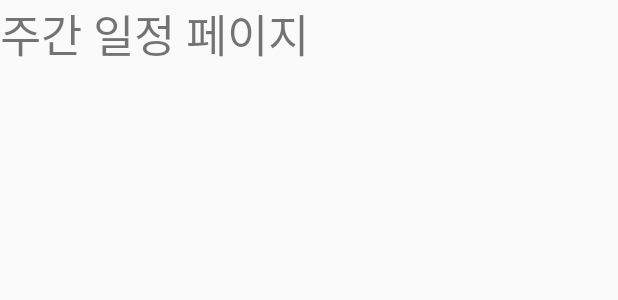
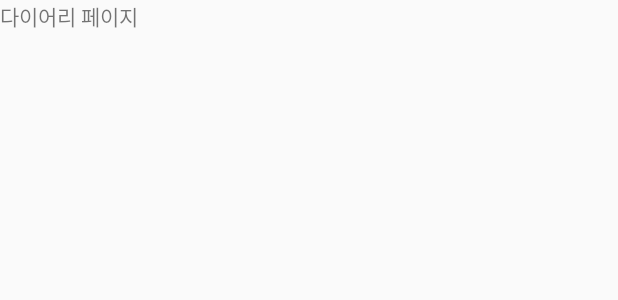
Before and after one commit to dogdduddy/Scheduler, an Android app: the layout activity_diary.xml on its own in the app's theme, with its tools: preview values and no code run, on a phone screen of 412 x 824 dp. Shown: the top 300 px of the screen. Run offline under Robolectric (Android 15) with nearby library versions, the phone set to English and light mode, and no system bars.

Commit message:
activity changed

```diff
--- a/app/src/main/AndroidManifest.xml
+++ b/app/src/main/AndroidManifest.xml
@@ -9,7 +9,8 @@
         android:roundIcon="@mipmap/ic_launcher_round"
         android:supportsRtl="true"
         android:theme="@style/Theme.AppCompat.Light.NoActionBar">
-        <activity android:name=".Shop"></activity>
+        <activity android:name=".Diary"></activity>
+        <activity android:name=".Shop" />
         <activity android:name=".Profile" />
         <activity android:name=".MainActivity">
             <intent-filter>
@@ -18,8 +19,6 @@
                 <category android:name="android.intent.category.LAUNCHER" />
             </intent-filter>
         </activity>
-        <activity android:name=".Week" />
-        <activity android:name=".Todo" />
         <activity android:name=".Setting" />
     </application>
 
--- a/app/src/main/java/com/example/scheduler/Week.java
+++ b/app/src/main/java/com/example/scheduler/Diary.java
@@ -1,16 +1,14 @@
 package com.example.scheduler;
+
+import androidx.appcompat.app.AppCompatActivity;
 
 import android.os.Bundle;
 
-import androidx.appcompat.app.AppCompatActivity;
-
-// 주간 달력을 클릭했을 때 나오는 페이지
-
-public class Week extends AppCompatActivity {
+public class Diary extends AppCompatActivity {
 
     @Override
     protected void onCreate(Bundle savedInstanceState) {
         super.onCreate(savedInstanceState);
-        setContentView(R.layout.week);
-        }
+        setContentView(R.layout.activity_diary);
     }
+}
--- a/app/src/main/res/layout/week.xml
+++ b/app/src/main/res/layout/activity_diary.xml
@@ -4,13 +4,15 @@
     xmlns:tools="http://schemas.android.com/tools"
     android:layout_width="match_parent"
     android:layout_height="match_parent"
-    tools:context=".Week">
+    tools:context=".Diary">
 
     <TextView
-        android:layout_width="match_parent"
-        android:layout_height="match_parent"
-        android:id="@+id/week"
-        android:textSize="30dp"
-        android:text="주간 일정 페이지"
-        />
+        android:layout_width="wrap_content"
+        android:layout_height="wrap_content"
+        android:text="다이어리 페이지"
+        app:layout_constraintTop_toTopOf="parent"
+        app:layout_constraintTop_toBottomOf="parent"
+        app:layout_constraintStart_toStartOf="parent"
+        app:layout_constraintStart_toEndOf="parent" />
+
 </androidx.constraintlayout.widget.ConstraintLayout>
--- a/app/src/main/res/layout/activity_shop.xml
+++ b/app/src/main/res/layout/activity_shop.xml
@@ -12,7 +12,6 @@
         app:layout_constraintTop_toTopOf="parent"
         app:layout_constraintTop_toBottomOf="parent"
         app:layout_constraintStart_toStartOf="parent"
-        android:text="이모티콘 상점"
-         />
+        android:text="이모티콘 상점" />
 
 </androidx.constraintlayout.widget.ConstraintLayout>
--- a/app/src/main/res/menu/popupmenu.xml
+++ b/app/src/main/res/menu/popupmenu.xml
@@ -5,20 +5,16 @@
 
         <item android:title="캘린더"
             android:id = "@+id/month"
-            android:icon="@drawable/ic_baseline_arrow_back_ios_new_24"
-            />
+            android:icon="@drawable/ic_baseline_arrow_back_ios_new_24" />
 
         <item android:title="다이어리"
-            android:id = "@+id/week"
+            android:id = "@+id/diary"
             android:icon="@drawable/ic_baseline_arrow_back_ios_new_24"/>
 
-        <item android:title="투두"
-            android:id = "@+id/todo" />
         <item android:title="상점"
             android:id = "@+id/shop" />
         <item android:title="설정"
             android:id = "@+id/setting" />
-
 
     <!--
     <group -> 옆에 동그라미 만들기
@@ -43,5 +39,4 @@
                 </menu>
         </item>
     -->
-
 </menu>
--- a/app/src/main/res/xml/setting_preference.xml
+++ b/app/src/main/res/xml/setting_preference.xml
@@ -8,6 +8,7 @@
         </PreferenceScreen>
 
     <PreferenceCategory android:title="환경설정">
+
         <PreferenceScreen
             android:icon="@drawable/flower"
             android:key="change_profile"
```
Also changed, not shown: app/src/main/java/com/example/scheduler/MainActivity.java (+3 -49 lines), app/src/main/java/com/example/scheduler/Todo.java (deleted, +0 -16 lines), app/src/main/res/layout/activity_main.xml (+5 -13 lines), app/src/main/res/layout/todo.xml (deleted, +0 -16 lines), app/src/main/res/values/arrays.xml (+7 -0 lines).
